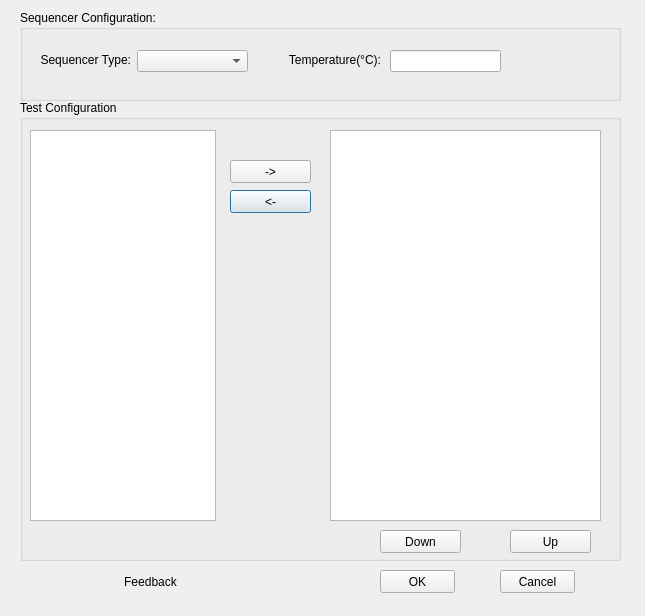
This is src/ATE/org/actions_on/program/NewProgramWizard.ui in goanpeca/ATE.org as Qt 5 draws it before an edit. The edited form follows.
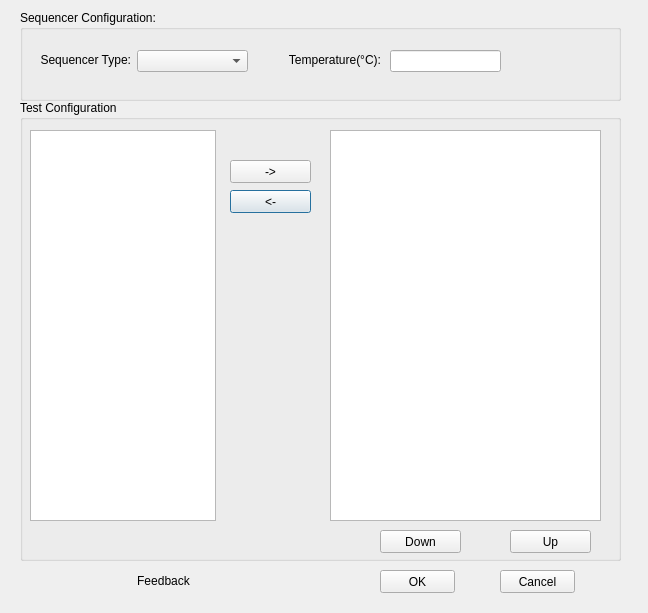
This is the edited form.

Patch:
```diff
--- a/src/ATE/org/actions_on/program/NewProgramWizard.ui
+++ b/src/ATE/org/actions_on/program/NewProgramWizard.ui
@@ -6,8 +6,8 @@
    <rect>
     <x>0</x>
     <y>0</y>
-    <width>645</width>
-    <height>616</height>
+    <width>648</width>
+    <height>613</height>
    </rect>
   </property>
   <property name="windowTitle">
@@ -192,10 +192,10 @@
   <widget class="QLabel" name="Feedback">
    <property name="geometry">
     <rect>
-     <x>50</x>
+     <x>110</x>
      <y>574</y>
-     <width>201</width>
-     <height>16</height>
+     <width>107</width>
+     <height>13</height>
     </rect>
    </property>
    <property name="text">
```
